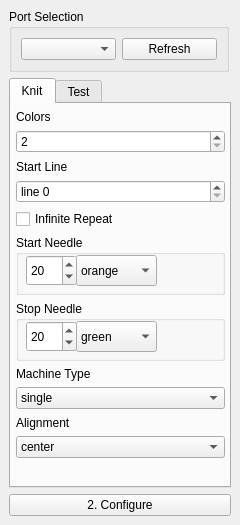
Above: software/python/ayab/plugins/ayab_plugin/ayab_options.ui from AllYarnsAreBeautiful/ayab-desktop before the change. Below: the same form after it.
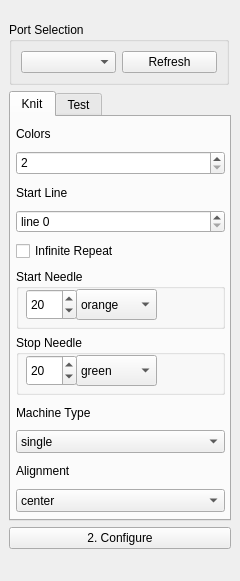
That is the form after the change.

Commit message: fixing size of ayab_options and _gui, bumping version in ayab_about

```diff
--- a/software/python/ayab/plugins/ayab_plugin/ayab_options.ui
+++ b/software/python/ayab/plugins/ayab_plugin/ayab_options.ui
@@ -7,7 +7,7 @@
     <x>0</x>
     <y>0</y>
     <width>240</width>
-    <height>525</height>
+    <height>581</height>
    </rect>
   </property>
   <property name="sizePolicy">
@@ -19,13 +19,13 @@
   <property name="minimumSize">
    <size>
     <width>240</width>
-    <height>525</height>
+    <height>581</height>
    </size>
   </property>
   <property name="maximumSize">
    <size>
     <width>240</width>
-    <height>525</height>
+    <height>581</height>
    </size>
   </property>
   <property name="features">
@@ -36,12 +36,15 @@
   </property>
   <widget class="QWidget" name="ayab_config">
    <property name="sizePolicy">
-    <sizepolicy hsizetype="Preferred" vsizetype="Preferred">
+    <sizepolicy hsizetype="Preferred" vsizetype="Fixed">
      <horstretch>0</horstretch>
      <verstretch>0</verstretch>
     </sizepolicy>
    </property>
    <layout class="QVBoxLayout" name="verticalLayout">
+    <property name="topMargin">
+     <number>0</number>
+    </property>
     <item>
      <widget class="QGroupBox" name="groupBox">
       <property name="sizePolicy">
@@ -90,7 +93,7 @@
       <property name="minimumSize">
        <size>
         <width>180</width>
-        <height>375</height>
+        <height>430</height>
        </size>
       </property>
       <property name="maximumSize">
@@ -118,7 +121,7 @@
           <x>-1</x>
           <y>-1</y>
           <width>221</width>
-          <height>361</height>
+          <height>402</height>
          </rect>
         </property>
         <layout class="QVBoxLayout" name="verticalLayout_3">
```
Left out of the diff: 6 changed lines with no effect on the pictures. The commit also changes 9 other files.
